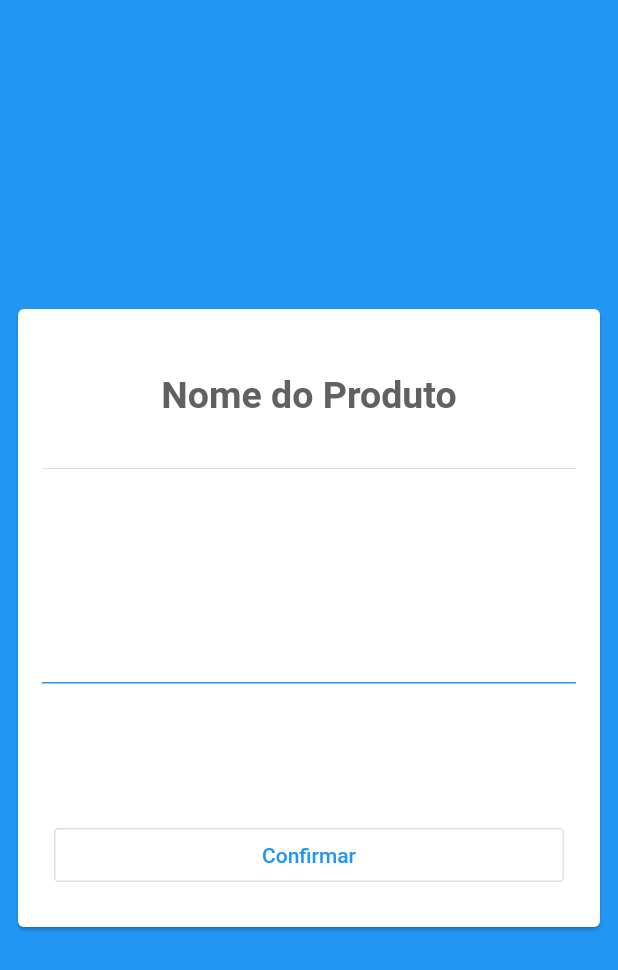
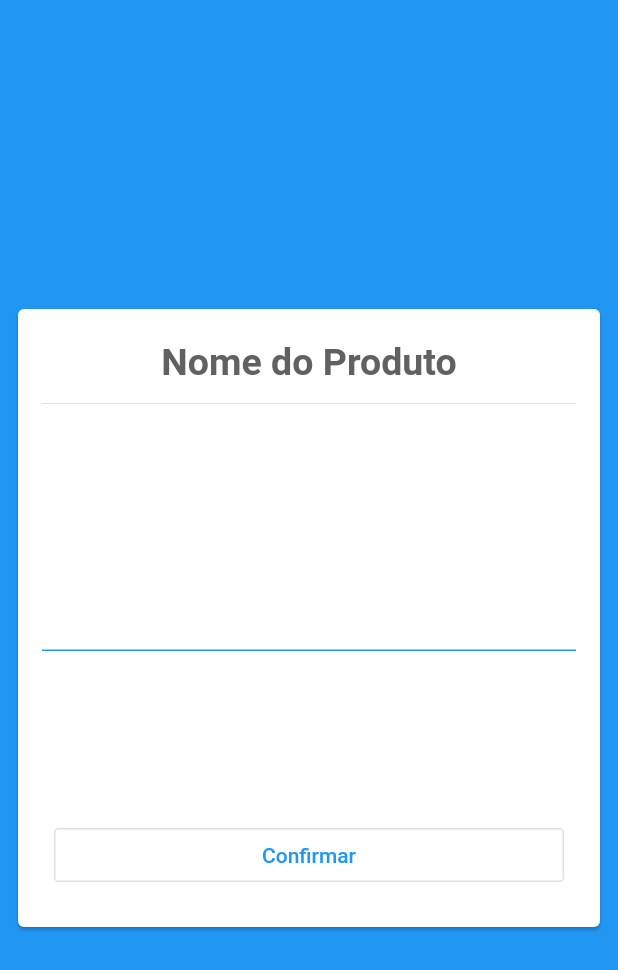
Before and after one commit to GuilhermeDomith/stock-manager-app, a Flutter app: the screen it shows after launch, after a tap on "Novo Item", on a phone screen of 412 x 824 dp. Shown: the top 970 px of the screen. Run offline on Flutter 3.47's test engine with Material 2 defaults, Android fonts, the phone set to English and light mode, and no system bars; our stand-ins replace dio, flutter_dotenv, rxdart.

Commit message:
[REFACTOR] Altera CardInput e componentes, Adiciona tela de balanco produto

```diff
--- /dev/null
+++ b/lib/components/button.dart
@@ -0,0 +1,28 @@
+import 'package:flutter/cupertino.dart';
+import 'package:flutter/material.dart';
+
+class CustomCleanButton extends StatelessWidget{
+
+  CustomCleanButton({this.label, this.onClick, this.color});
+
+  final String label;
+  final Function onClick;
+  final Color color;
+
+  @override
+  Widget build(BuildContext context) {
+    return OutlineButton(
+      textColor: this.color,
+      child: Text(this.label),
+      shape: RoundedRectangleBorder(
+          side: BorderSide(
+              color: Colors.blue,
+              width: 1,
+              style: BorderStyle.solid
+          ),
+          borderRadius: BorderRadius.circular(3)
+      ),
+      onPressed: this.onClick,
+    );
+  }
+}
--- a/lib/components/card_input_text.dart
+++ b/lib/components/card_input_text.dart
@@ -1,18 +1,124 @@
+
+import 'dart:async';
 
 import 'package:flutter/cupertino.dart';
 import 'package:flutter/material.dart';
+import 'package:flutter/painting.dart';
+import 'package:intl/intl.dart';
+import 'package:stock_manager_app/components/button.dart';
+import 'package:stock_manager_app/components/text.dart';
+import 'package:stock_manager_app/components/text_field.dart';
+import 'package:stock_manager_app/utils/datetime_converter.dart';
+
 
 class CardInputText extends StatelessWidget{
+
   CardInputText({
     this.label,
+    this.description,
     this.onComplete,
     this.controller,
     Key key
   }) : super(key: key);
 
   final String label;
+  final String description;
   final Function onComplete;
   final TextEditingController controller;
+
+  @override
+  Widget build(BuildContext context) {
+    return CardInput(
+        label: this.label,
+        description: this.description,
+        onComplete: this.onComplete,
+        component: CustomTextField(
+          controller: this.controller,
+          color: Colors.blue,
+        )
+    );
+  }
+}
+
+class DatePickerController {
+
+  DatePickerController() {
+    this.selectedDate = DateTime.now();
+  }
+
+  DateTime selectedDate;
+
+  void dispose(){ }
+
+}
+
+
+class CardInputDate extends StatelessWidget{
+
+  static final DateFormat dtFormat = new DateFormat('dd/MM/y');
+
+
+  CardInputDate({
+    this.label,
+    this.description,
+    this.onComplete,
+    this.controller,
+    Key key
+  }) : super(key: key);
+
+  final String label;
+  final String description;
+  final Function onComplete;
+  final DatePickerController controller;
+
+  final TextEditingController _textFieldCtrl = TextEditingController();
+
+  Future<void> _selectDate(BuildContext context) async {
+
+    final DateTime picked = await showDatePicker(
+        context: context,
+        initialDate: controller.selectedDate,
+        firstDate: DateTime(2015, 8),
+        lastDate: DateTime(2101));
+
+    if (picked != null && picked != controller.selectedDate) {
+      controller.selectedDate = picked;
+      _textFieldCtrl.text = dtFormat.format(controller.selectedDate);
+    }
+  }
+
+  @override
+  Widget build(BuildContext context) {
+
+    _textFieldCtrl.text = dtFormat.format(controller.selectedDate);
+
+    return CardInput(
+        label: this.label,
+        description: this.description,
+        onComplete: this.onComplete,
+        component: CustomTextField(
+          controller: this._textFieldCtrl,
+          color: Colors.blue,
+          onTap: () => _selectDate(context),
+        )
+    );
+  }
+}
+
+
+class CardInput extends StatelessWidget{
+  CardInput({
+    this.label,
+    this.description,
+    this.onComplete,
+    this.component,
+    Key key
+  }) : super(key: key);
+
+  final String label;
+  final String description;
+  final Function onComplete;
+  final Widget component;
 
   @override
   Widget build(BuildContext context) {
@@ -33,20 +139,14 @@ class CardInputText extends StatelessWidget{
               mainAxisAlignment: MainAxisAlignment.center,
               children: <Widget>[
 
-                Container(
-                  height: height * 0.2,
-                  child: Align(
-                    alignment: Alignment.center,
-                    child: Text(
-                      this.label,
-                      textAlign: TextAlign.left,
-                      style: TextStyle(
-                        color: Colors.grey[700],
-                        fontWeight: FontWeight.bold,
-                        fontSize: 25,
-                      ),
-                    ),
-                  ),
+                Padding(
+                    padding: EdgeInsets.symmetric(vertical: 5),
+                  child: this._title()
+                ),
+
+                Padding(
+                    padding: EdgeInsets.symmetric(vertical: (this.description != null)? 15 : 0),
+                    child: this._description()
                 ),
 
                 Divider(),
@@ -54,25 +154,7 @@ class CardInputText extends StatelessWidget{
                 Expanded(
                   child: Align(
                       alignment: Alignment.center,
-                      child: TextField(
-                        controller: this.controller,
-                        decoration: InputDecoration(
-                          enabledBorder: UnderlineInputBorder(
-                            borderSide: BorderSide(color: Colors.blue),
-                          ),
-                          focusedBorder: UnderlineInputBorder(
-                            borderSide: BorderSide(color: Colors.blue),
-                          ),
-                          border: UnderlineInputBorder(
-                            borderSide: BorderSide(color: Colors.blue),
-                          ),
-                        ),
-                        style: TextStyle(
-                          color: Colors.black,
-                          fontWeight: FontWeight.normal,
-                          fontSize: 25,
-                        ),
-                      )
+                      child: this.component
                   ),
                 ),
 
@@ -80,19 +162,11 @@ class CardInputText extends StatelessWidget{
                   buttonMinWidth: width,
                   alignment: MainAxisAlignment.center,
                   children: <Widget>[
-                    OutlineButton(
-                      textColor: Colors.blue,
-                      child: Text('Confirmar' ),
-                      shape: RoundedRectangleBorder(
-                          side: BorderSide(
-                              color: Colors.blue,
-                              width: 1,
-                              style: BorderStyle.solid
-                          ),
-                          borderRadius: BorderRadius.circular(3)
-                      ),
-                      onPressed: () => this.onComplete(),
-                    ),
+                    CustomCleanButton(
+                      label: 'Confirmar',
+                      color: Colors.blue,
+                      onClick: () => this.onComplete(),
+                    )
                   ],
                 )
 
@@ -104,4 +178,28 @@ class CardInputText extends StatelessWidget{
     );
   }
 
+  Widget _title() {
+    return Align(
+      alignment: Alignment.center,
+      child: CustomText(
+        label: this.label,
+        fontWeight: FontWeight.bold,
+      ),
+    );
+  }
+
+  Widget _description() {
+    if(this.description != null)
+      return Align(
+        alignment: Alignment.center,
+        child: CustomText(
+          label: this.description,
+          fontWeight: FontWeight.normal,
+          fontSize: 18,
+        ),
+      );
+    else
+      return null;
+  }
+
 }
--- /dev/null
+++ b/lib/components/text.dart
@@ -0,0 +1,37 @@
+
+
+import 'package:flutter/cupertino.dart';
+import 'package:flutter/material.dart';
+
+class CustomText extends StatelessWidget{
+
+  static Color defaultColor = Colors.grey[700];
+
+  CustomText({
+    this.label,
+    this.color,
+    this.fontWeight: FontWeight.bold,
+    this.fontSize: 25
+  });
+
+  final String label;
+  final Color color;
+  final FontWeight fontWeight;
+  final double fontSize;
+
+  @override
+  Widget build(BuildContext context) {
+    var color = (this.color == null)? defaultColor : this.color;
+
+    return Text(
+        this.label,
+        textAlign: TextAlign.left,
+        style: TextStyle(
+          color: color,
+          fontWeight: this.fontWeight,
+          fontSize: this.fontSize,
+        ),
+      );
+  }
+
+}
--- /dev/null
+++ b/lib/components/text_field.dart
@@ -0,0 +1,36 @@
+import 'package:flutter/cupertino.dart';
+import 'package:flutter/material.dart';
+
+class CustomTextField extends StatelessWidget{
+
+  CustomTextField({this.controller, this.color, this.onTap});
+
+  final TextEditingController controller;
+  final Color color;
+  final Function onTap;
+
+  @override
+  Widget build(BuildContext context) {
+    return TextField(
+      controller: this.controller,
+      onTap: this.onTap,
+      decoration: InputDecoration(
+        enabledBorder: UnderlineInputBorder(
+          borderSide: BorderSide(color: this.color),
+        ),
+        focusedBorder: UnderlineInputBorder(
+          borderSide: BorderSide(color: this.color),
+        ),
+        border: UnderlineInputBorder(
+          borderSide: BorderSide(color: this.color),
+        ),
+      ),
+      style: TextStyle(
+        color: Colors.black,
+        fontWeight: FontWeight.normal,
+        fontSize: 25,
+      ),
+    );
+  }
+
+}
--- a/lib/main.dart
+++ b/lib/main.dart
@@ -1,6 +1,6 @@
 import 'package:flutter/material.dart';
 import 'package:flutter_dotenv/flutter_dotenv.dart';
-import 'package:stock_manager_app/config.dart';
+import 'package:flutter_localizations/flutter_localizations.dart';
 
 import 'pages/home_page.dart';
 
@@ -14,13 +14,18 @@ class MyApp extends StatelessWidget {
   @override
   Widget build(BuildContext context) {
     return MaterialApp(
-      title: 'Flutter Demo',
+      title: 'Stock Manager',
       theme: ThemeData(
         primarySwatch: Colors.yellow,
         primaryColor: Color(0xFFDD2C00),
         primaryColorLight: Color(0xFFff6434),
         primaryColorDark: Color(0xFFA30000),
       ),
+      localizationsDelegates: [
+        GlobalMaterialLocalizations.delegate,
+        GlobalWidgetsLocalizations.delegate
+      ],
+      supportedLocales: [const Locale('pt', 'BR')],
       home: HomePage(),
     );
   }
--- a/lib/pages/add_product_page.dart
+++ b/lib/pages/add_product_page.dart
@@ -91,6 +91,7 @@ class _AddProductPageState extends State<AddProductPage> with SingleTickerProvid
         description: description,
         quantity: double.parse(quantity),
         dailySpentMean: double.parse(dailySpent),
+        //lastUpdate: DateTime.now()
     );
 
     var success = await _productBloc.addProduct(product);
--- a/lib/pages/dashboard_page.dart
+++ b/lib/pages/dashboard_page.dart
@@ -1,5 +1,6 @@
 import 'package:flutter/cupertino.dart';
 import 'package:flutter/material.dart';
+import 'package:stock_manager_app/components/button.dart';
 
 import 'add_product_page.dart';
 import 'home_page.dart';
@@ -33,13 +34,10 @@ class DashboardPage extends StatelessWidget{
             width: MediaQuery.of(scaffoldContext).size.width,
             child: Padding(
               padding: EdgeInsets.all(8),
-              child: RaisedButton(
-                child: Text('Novo Item'),
-                onPressed: () => {
-                  Navigator.push(
-                      scaffoldContext,
-                      MaterialPageRoute(builder: (context) => AddProductPage(scaffoldContext)))
-                },
+              child: CustomCleanButton(
+                label: 'Novo Item',
+                color: Theme.of(scaffoldContext).primaryColorDark,
+                onClick: () => this.onClickAddProduct(scaffoldContext),
               ),
             ),
           ),
@@ -48,4 +46,13 @@ class DashboardPage extends StatelessWidget{
     );
   }
 
+
+  void onClickAddProduct(BuildContext scaffoldContext){
+      Navigator.push(
+          scaffoldContext,
+          MaterialPageRoute(builder:
+              (context) => AddProductPage(scaffoldContext))
+      );
+  }
+
 }
--- a/lib/services/product_service.dart
+++ b/lib/services/product_service.dart
@@ -1,9 +1,7 @@
 
-import 'dart:developer';
 import 'dart:io';
 
 import 'package:dio/dio.dart';
-import 'package:rxdart/rxdart.dart';
 import 'package:stock_manager_app/models/product.dart';
 import 'package:stock_manager_app/services/service.dart';
 
--- a/pubspec.yaml
+++ b/pubspec.yaml
@@ -22,6 +22,8 @@ environment:
 
 dependencies:
   flutter:
+    sdk: flutter
+  flutter_localizations:
     sdk: flutter
   rxdart:
   dio:
```
Also changed, not shown: lib/blocs/stock_bloc.dart (added, +25 -0 lines), lib/models/replenishing.dart (added, +29 -0 lines), lib/pages/replenishing_page.dart (added, +134 -0 lines), lib/pages/stock_page.dart (+32 -13 lines), lib/services/stock_service.dart (added, +25 -0 lines).
